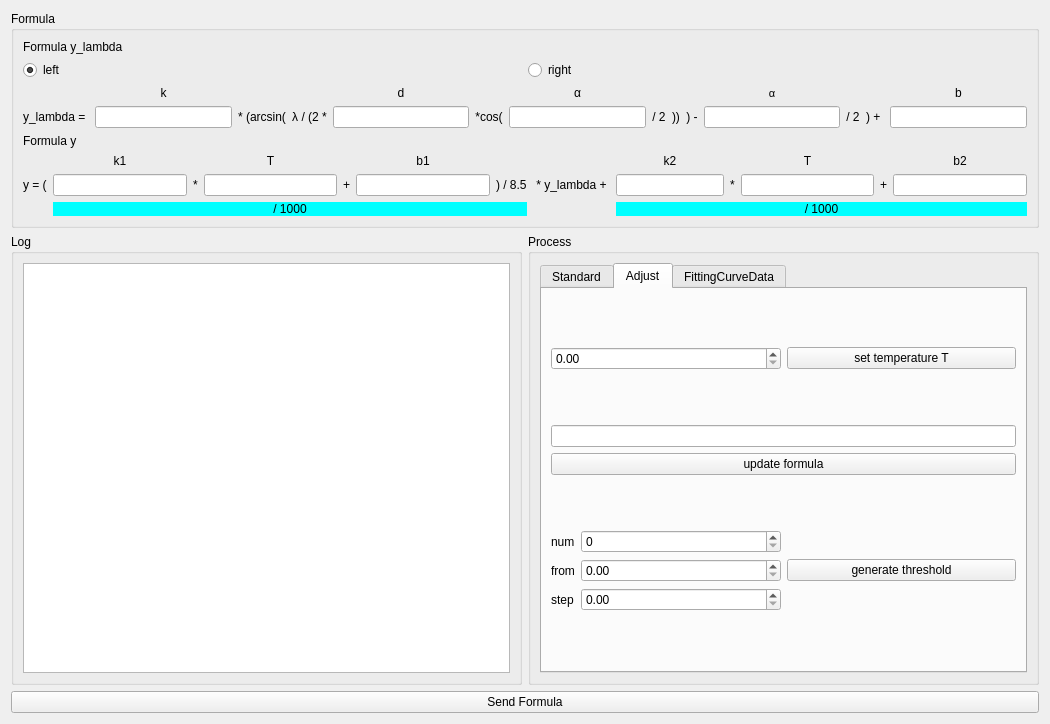
MRsoymilk/MySerial, file src/form/FormPlotCorrection/fitting/formfittingarcsin.ui: the form before one commit.
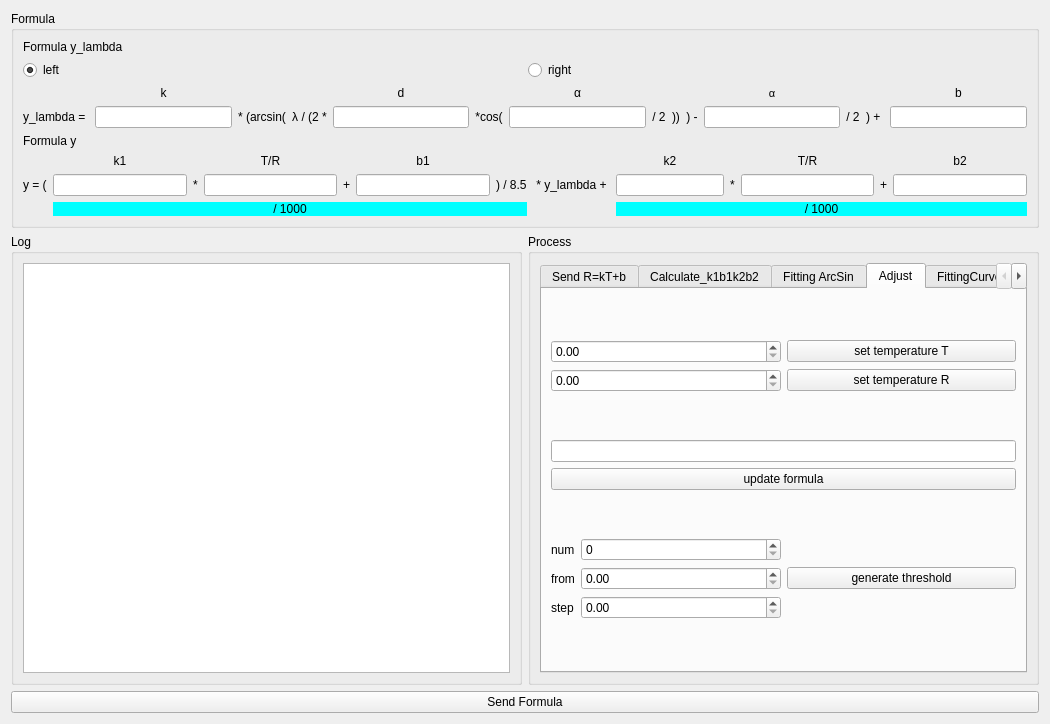
The form after the commit. The open tabs and pages were chosen to show the change.

Commit message: use temperature R to fitting arcsin

Diff of the .ui file:
```diff
--- a/src/form/FormPlotCorrection/fitting/formfittingarcsin.ui
+++ b/src/form/FormPlotCorrection/fitting/formfittingarcsin.ui
@@ -23,23 +23,13 @@
       <item row="0" column="0">
        <widget class="QTabWidget" name="tabWidget">
         <property name="currentIndex">
-         <number>1</number>
-        </property>
-        <widget class="QWidget" name="tabStandard">
-         <attribute name="title">
-          <string>Standard</string>
-         </attribute>
-         <layout class="QGridLayout" name="gridLayout_7">
-          <item row="0" column="0">
-           <widget class="QTabWidget" name="tabWidget_2">
-            <property name="currentIndex">
              <number>0</number>
             </property>
             <widget class="QWidget" name="tabSendR">
              <attribute name="title">
-              <string>send R = kT + b</string>
-             </attribute>
-             <layout class="QGridLayout" name="gridLayout_10">
+          <string>Send R=kT+b</string>
+         </attribute>
+         <layout class="QGridLayout" name="gridLayout_13">
               <item row="0" column="0">
                <layout class="QFormLayout" name="formLayout">
                 <item row="0" column="0">
@@ -73,18 +63,11 @@
               </item>
              </layout>
             </widget>
-            <widget class="QWidget" name="tabCal">
+        <widget class="QWidget" name="tabCalculate_k1b1k2b2">
              <attribute name="title">
-              <string>Calculate k1b1k2b2</string>
-             </attribute>
-             <layout class="QGridLayout" name="gridLayout_11">
-              <item row="1" column="0">
-               <widget class="QPushButton" name="btnCalculate_k1b1k2b2">
-                <property name="text">
-                 <string>2. calculate k1, b1, k2, b2</string>
-                </property>
-               </widget>
-              </item>
+          <string>Calculate_k1b1k2b2</string>
+         </attribute>
+         <layout class="QGridLayout" name="gridLayout_14">
               <item row="0" column="0">
                <spacer name="verticalSpacer">
                 <property name="orientation">
@@ -93,35 +76,26 @@
                 <property name="sizeHint" stdset="0">
                  <size>
                   <width>20</width>
-                  <height>40</height>
+              <height>311</height>
                  </size>
                 </property>
                </spacer>
               </item>
-             </layout>
-            </widget>
-            <widget class="QWidget" name="tabFitting">
+          <item row="1" column="0">
+           <widget class="QPushButton" name="btnCalculate_k1b1k2b2">
+            <property name="text">
+             <string>2. calculate k1, b1, k2, b2</string>
+            </property>
+           </widget>
+          </item>
+         </layout>
+        </widget>
+        <widget class="QWidget" name="tabFittingArcSin">
              <attribute name="title">
-              <string>fitting ArcSin</string>
-             </attribute>
-             <layout class="QGridLayout" name="gridLayout_12">
-              <item row="0" column="0" colspan="2">
-               <widget class="QTableView" name="tableViewPoints"/>
-              </item>
-              <item row="1" column="0">
-               <spacer name="horizontalSpacer">
-                <property name="orientation">
-                 <enum>Qt::Orientation::Horizontal</enum>
-                </property>
-                <property name="sizeHint" stdset="0">
-                 <size>
-                  <width>337</width>
-                  <height>20</height>
-                 </size>
-                </property>
-               </spacer>
-              </item>
-              <item row="1" column="1">
+          <string>Fitting ArcSin</string>
+         </attribute>
+         <layout class="QGridLayout" name="gridLayout_7">
+          <item row="2" column="0">
                <layout class="QHBoxLayout" name="horizontalLayout">
                 <item>
                  <widget class="QToolButton" name="tBtnAdd">
@@ -139,16 +113,28 @@
                 </item>
                </layout>
               </item>
-              <item row="2" column="0" colspan="2">
+          <item row="3" column="0">
                <widget class="QPushButton" name="btnFittingArcSin">
                 <property name="text">
                  <string>3. fitting ArcSin</string>
                 </property>
                </widget>
               </item>
-             </layout>
-            </widget>
-           </widget>
+          <item row="1" column="0">
+           <spacer name="horizontalSpacer">
+            <property name="orientation">
+             <enum>Qt::Orientation::Horizontal</enum>
+            </property>
+            <property name="sizeHint" stdset="0">
+             <size>
+              <width>337</width>
+              <height>20</height>
+             </size>
+            </property>
+           </spacer>
+          </item>
+          <item row="0" column="0">
+           <widget class="QTableView" name="tableViewPoints"/>
           </item>
          </layout>
         </widget>
@@ -157,35 +143,7 @@
           <string>Adjust</string>
          </attribute>
          <layout class="QGridLayout" name="gridLayout_9">
-          <item row="0" column="0">
-           <layout class="QHBoxLayout" name="hLaySetTemperature">
-            <item>
-             <widget class="QDoubleSpinBox" name="doubleSpinBoxTemperatureT"/>
-            </item>
-            <item>
-             <widget class="QPushButton" name="btnSetTemperatureT">
-              <property name="text">
-               <string>set temperature T</string>
-              </property>
-             </widget>
-            </item>
-           </layout>
-          </item>
-          <item row="1" column="0">
-           <layout class="QVBoxLayout" name="vLayFormula">
-            <item>
-             <widget class="QLineEdit" name="lineEditFormula"/>
-            </item>
-            <item>
-             <widget class="QPushButton" name="btnUpdateFormula">
-              <property name="text">
-               <string>update formula</string>
-              </property>
-             </widget>
-            </item>
-           </layout>
-          </item>
-          <item row="2" column="0">
+          <item row="3" column="0">
            <layout class="QHBoxLayout" name="hLayGenerateThreshold">
             <item>
              <layout class="QFormLayout" name="formLayout_2">
@@ -238,6 +196,56 @@
             </item>
            </layout>
           </item>
+          <item row="2" column="0">
+           <layout class="QVBoxLayout" name="vLayFormula">
+            <item>
+             <widget class="QLineEdit" name="lineEditFormula"/>
+            </item>
+            <item>
+             <widget class="QPushButton" name="btnUpdateFormula">
+              <property name="text">
+               <string>update formula</string>
+              </property>
+             </widget>
+            </item>
+           </layout>
+          </item>
+          <item row="0" column="0">
+           <layout class="QVBoxLayout" name="verticalLayout">
+            <item>
+             <layout class="QHBoxLayout" name="hLaySetTemperatureT">
+              <item>
+               <widget class="QDoubleSpinBox" name="doubleSpinBoxTemperatureT"/>
+              </item>
+              <item>
+               <widget class="QPushButton" name="btnSetTemperatureT">
+                <property name="text">
+                 <string>set temperature T</string>
+                </property>
+               </widget>
+              </item>
+             </layout>
+            </item>
+            <item>
+             <layout class="QHBoxLayout" name="hLaySetTemperatureR">
+              <item>
+               <widget class="QDoubleSpinBox" name="doubleSpinBoxTemperatureR">
+                <property name="maximum">
+                 <double>9999.989999999999782</double>
+                </property>
+               </widget>
+              </item>
+              <item>
+               <widget class="QPushButton" name="btnSetTemperatureR">
+                <property name="text">
+                 <string>set temperature R</string>
+                </property>
+               </widget>
+              </item>
+             </layout>
+            </item>
+           </layout>
+          </item>
          </layout>
         </widget>
         <widget class="QWidget" name="tabFittingCurveData">
@@ -287,7 +295,7 @@
         <item row="0" column="11">
          <widget class="QLabel" name="label_T_">
           <property name="text">
-           <string>T</string>
+           <string>T/R</string>
           </property>
           <property name="alignment">
            <set>Qt::AlignmentFlag::AlignCenter</set>
@@ -366,7 +374,7 @@
         <item row="0" column="3">
          <widget class="QLabel" name="label_T">
           <property name="text">
-           <string>T</string>
+           <string>T/R</string>
           </property>
           <property name="alignment">
            <set>Qt::AlignmentFlag::AlignCenter</set>
```
Left out of the diff: 2 changed lines with no effect on the pictures. Lines whose indentation alone changed are shown as unchanged. The commit also changes 5 other files.
